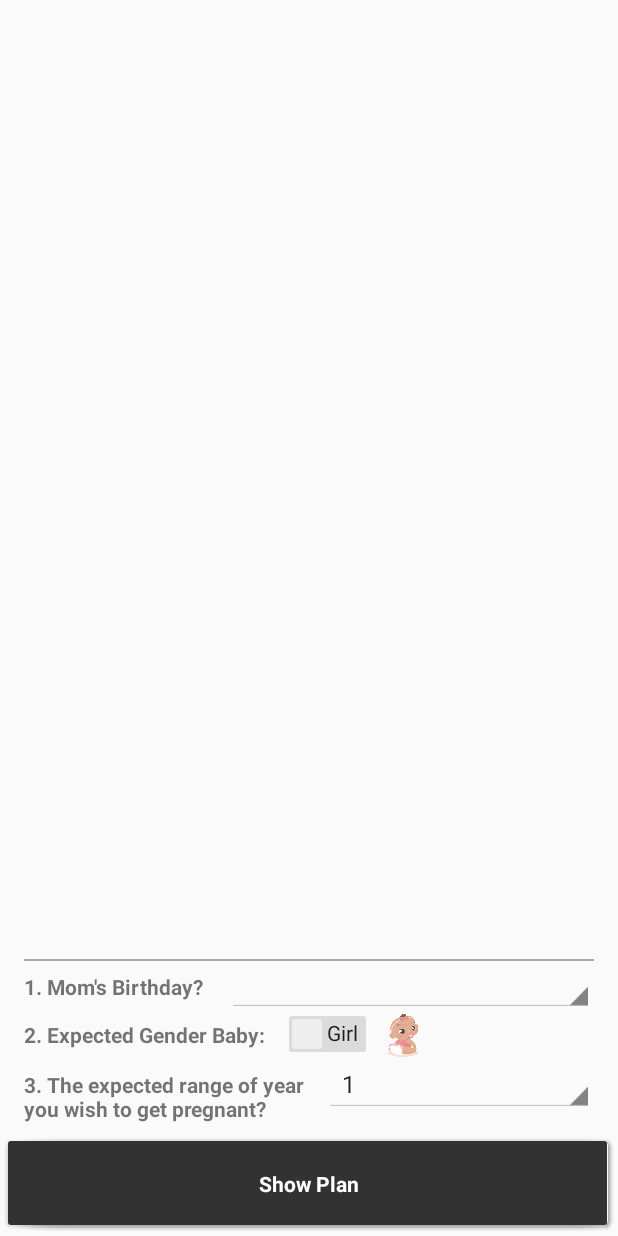
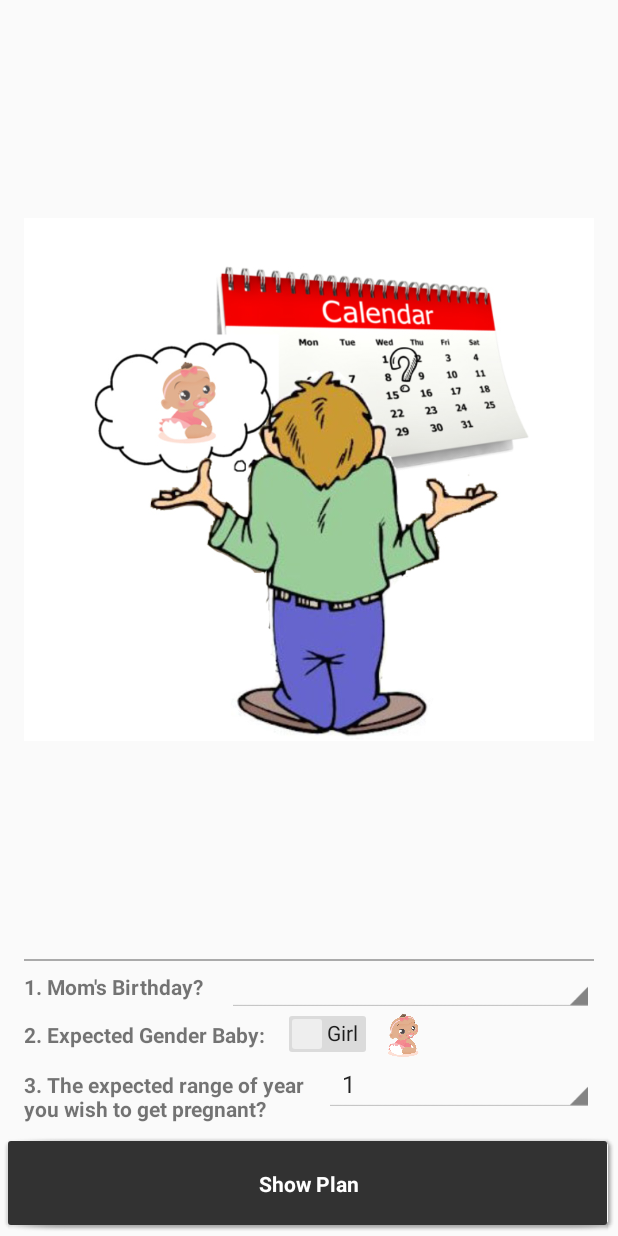
Before and after one commit to icqrx/BabyGender, an Android app: the layout activity_time_predictor.xml on its own in the app's theme, with its tools: preview values and no code run, on a phone screen of 412 x 824 dp. Run offline under Robolectric (Android 15) with nearby library versions, the light colour scheme and no system bars; plain views replace DatePicker.

Commit message:
+ Update UI

```diff
--- a/app/src/main/AndroidManifest.xml
+++ b/app/src/main/AndroidManifest.xml
@@ -7,7 +7,7 @@
         android:targetSdkVersion="23"/>
     <application
         android:allowBackup="true"
-        android:icon="@drawable/logo"
+        android:icon="@drawable/logo3"
         android:label="@string/app_name"
         android:supportsRtl="true"
         android:theme="@style/AppTheme">
--- a/app/src/main/res/layout/activity_time_predictor.xml
+++ b/app/src/main/res/layout/activity_time_predictor.xml
@@ -27,18 +27,35 @@
             android:textStyle="bold" />
     </ScrollView>
 
+
+    <LinearLayout
+        android:layout_width="match_parent"
+        android:layout_height="match_parent"
+        android:layout_above="@+id/ln"
+        android:layout_margin="@dimen/fab_margin"
+        android:layout_below="@+id/scroll_text"
+        android:orientation="horizontal">
+
         <com.squareup.timessquare.CalendarPickerView
             android:id="@+id/calendar_view_date"
             android:layout_width="match_parent"
             android:layout_height="wrap_content"
-        android:layout_above="@+id/ln"
-        android:layout_below="@+id/scroll_text"
+
             android:layout_marginBottom="@dimen/fab_margin"
+            android:layout_weight="1"
             android:background="#FFFFFF"
             android:clipToPadding="false"
             android:paddingLeft="16dp"
             android:paddingRight="16dp"
-        android:scrollbarStyle="outsideOverlay" />
+            android:scrollbarStyle="outsideOverlay"
+            android:visibility="gone" />
+        <ImageView
+            android:id="@+id/iv_confusing"
+            android:layout_width="match_parent"
+            android:layout_height="match_parent"
+            android:layout_weight="1"
+            android:src="@drawable/confusing"/>
+    </LinearLayout>
 
     <LinearLayout
         android:id="@+id/ln"
@@ -113,9 +130,9 @@
                 android:id="@+id/iv_boy_or_girl"
                 style="@android:style/Widget.Holo.Light"
                 android:layout_width="30dp"
-                android:layout_marginLeft="10dp"
                 android:layout_height="30dp"
                 android:layout_gravity="center_horizontal"
+                android:layout_marginLeft="10dp"
                 android:src="@drawable/girl2" />
         </LinearLayout>
 
--- a/app/src/main/res/layout/widget_layout.xml
+++ b/app/src/main/res/layout/widget_layout.xml
@@ -4,6 +4,6 @@
     android:layout_width="match_parent"
     android:layout_height="match_parent"
     android:keepScreenOn="true"
-    android:src="@drawable/boy1" >
+    android:src="@drawable/boy2" >
 
 </ImageButton>
```
Also changed, not shown: app/src/main/java/com/marknguyen/babygenderpredictor/TimePredictorActivity.java (+7 -1 lines), app/src/main/res/drawable/boy1.png (deleted), app/src/main/res/drawable/confusing.jpg (added), app/src/main/res/drawable/girl1.png (deleted), 100 other files. Lines whose indentation alone changed are shown as unchanged.
